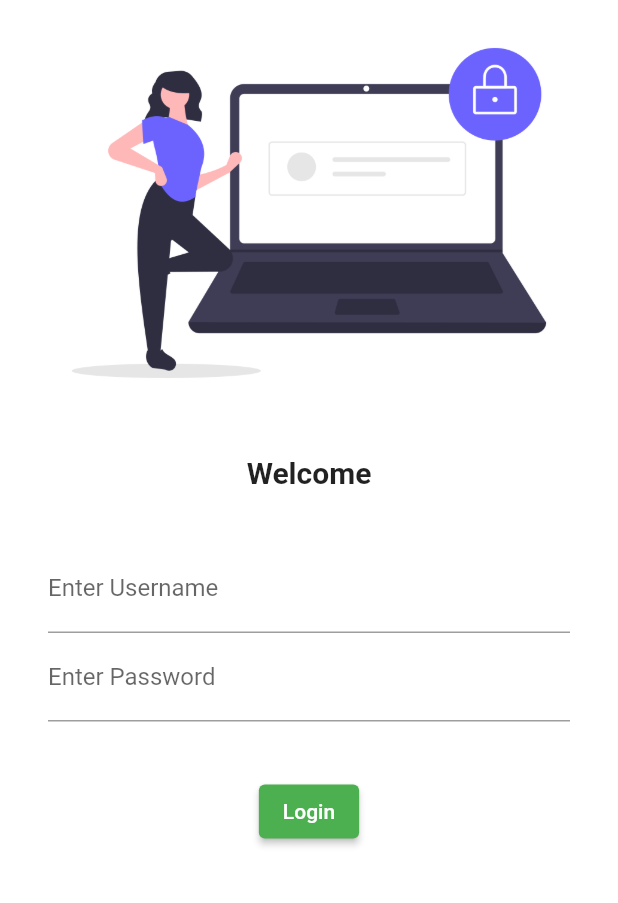
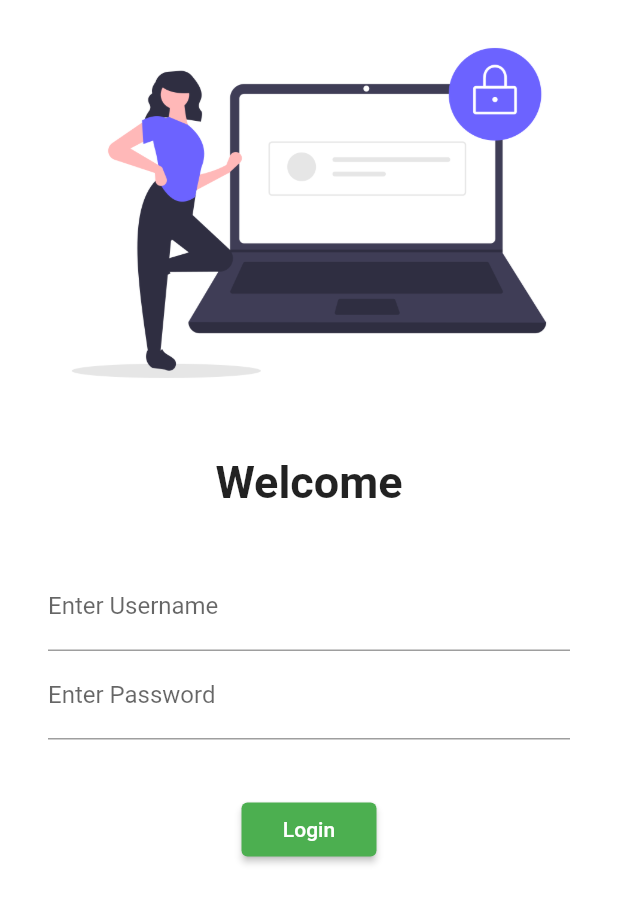
Before and after one commit to awnish462/30DaysOfFlutter, a Flutter app: the screen it shows after launch, on a phone screen of 412 x 824 dp. Shown: the top 903 px of the screen. Run offline on Flutter 3.47's test engine with Material 2 defaults, Android fonts, the phone set to English and light mode, and no system bars.

Commit message:
Day 5 Completed

```diff
--- a/lib/main.dart
+++ b/lib/main.dart
@@ -1,6 +1,7 @@
 import 'package:flutter/material.dart';
 import 'package:flutter_catelog/pages/home_page.dart';
 import 'package:flutter_catelog/pages/login_page.dart';
+import 'package:flutter_catelog/utilities/routes.dart';
 
 void main() {
   runApp(MyApp());
@@ -18,8 +19,8 @@ class MyApp extends StatelessWidget {
       initialRoute: "/",
       routes: {
         "/": (context) => LoginPage(),
-        "/login": (context) => HomePage(),
-        "/home": ((context) => HomePage())
+        MyRoutes.homeRoute: (context) => HomePage(),
+        MyRoutes.loginRoute: ((context) => LoginPage())
       },
     );
   }
--- a/lib/pages/login_page.dart
+++ b/lib/pages/login_page.dart
@@ -1,4 +1,7 @@
+// ignore_for_file: prefer_const_constructors
+
 import 'package:flutter/material.dart';
+import 'package:flutter_catelog/utilities/routes.dart';
 
 class LoginPage extends StatelessWidget {
   const LoginPage({Key? key}) : super(key: key);
@@ -7,33 +10,38 @@ class LoginPage extends StatelessWidget {
   Widget build(BuildContext context) {
     return Material(
         color: Colors.white,
+        child: SingleChildScrollView(
           child: Column(
             children: [
               Image.asset(
                 "assets/images/login_image.png",
                 fit: BoxFit.cover,
               ),
-            SizedBox(
+              const SizedBox(
                 height: 20,
               ),
-            Text(
+              const Text(
                 "Welcome",
-              style: TextStyle(fontSize: 20, fontWeight: FontWeight.bold),
+                style: TextStyle(fontSize: 30, fontWeight: FontWeight.bold),
               ),
+              // ignore: prefer_const_constructors
               SizedBox(
                 height: 20,
               ),
               Padding(
-              padding: const EdgeInsets.symmetric(vertical: 16, horizontal: 32),
+                padding:
+                    const EdgeInsets.symmetric(vertical: 16, horizontal: 32),
                 child: Column(
                   children: [
                     TextFormField(
+                      // ignore: prefer_const_constructors
                       decoration: InputDecoration(
                           hintText: "Enter Username",
                           labelText: "Enter Username"),
                     ),
                     TextFormField(
                       obscureText: true,
+                      // ignore: prefer_const_constructors
                       decoration: InputDecoration(
                           hintText: "Enter Password",
                           labelText: "Enter Password"),
@@ -41,17 +49,22 @@ class LoginPage extends StatelessWidget {
                   ],
                 ),
               ),
+              // ignore: prefer_const_constructors
               SizedBox(
                 height: 20,
               ),
               ElevatedButton(
                 child: Text("Login"),
-              style: TextButton.styleFrom(),
+                style: TextButton.styleFrom(
+                  padding: EdgeInsets.all(10),
+                  minimumSize: Size(90, 35),
+                ),
                 onPressed: () {
-                print("hi Awnish");
+                  Navigator.pushNamed(context, MyRoutes.homeRoute);
                 },
               )
             ],
+          ),
         ));
   }
 }
--- /dev/null
+++ b/lib/utilities/routes.dart
@@ -0,0 +1,4 @@
+class MyRoutes {
+  static String loginRoute = "/login";
+  static String homeRoute = "/home";
+}
```
Lines whose indentation alone changed are shown as unchanged.
